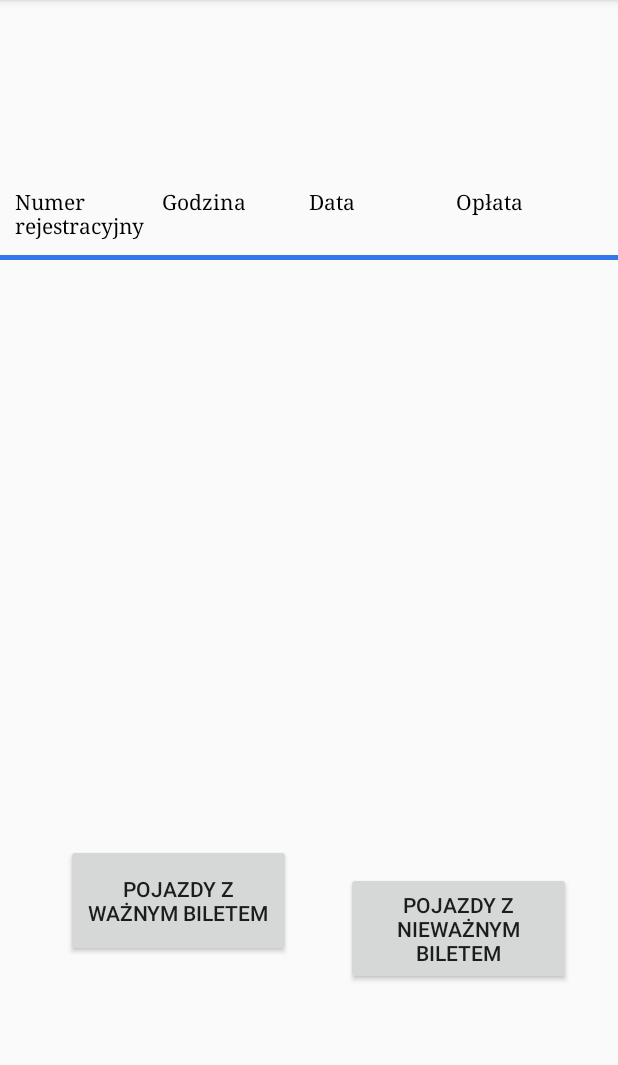
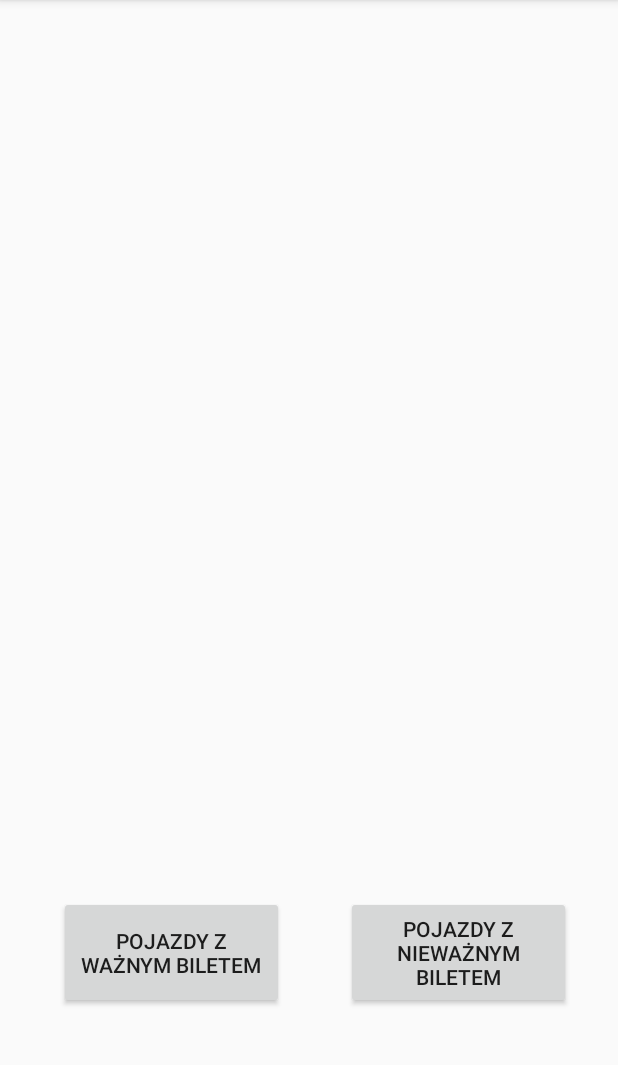
Before and after one commit to michalpolec/Parkomat, an Android app: the AdminScreen screen opened directly, with no data from a screen before it, on a phone screen of 412 x 824 dp, the part 84-1149 px from its top. Run offline under Robolectric (Android 15) with nearby library versions, the phone set to English and light mode, and no system bars.

Commit message:
Początek tabeli

```diff
--- a/app/src/main/java/com/example/parkomat/LoginActivity.java
+++ b/app/src/main/java/com/example/parkomat/LoginActivity.java
@@ -25,8 +25,8 @@ public class LoginActivity extends AppCompatActivity {
     static MainSQLiteDBHelper dbHelper;
     static SQLiteDatabase db;
 
-    private String correctLogin = "admin";
-    private String correctPassword = "admin";
+    private String correctLogin = "";
+    private String correctPassword = "";
 
     private void init(){
         dbHelper = new MainSQLiteDBHelper(getApplicationContext());
--- a/app/src/main/res/layout/activity_admin_screen.xml
+++ b/app/src/main/res/layout/activity_admin_screen.xml
@@ -6,111 +6,51 @@
     android:layout_height="match_parent"
     tools:context=".AdminScreen">
 
-    <TableLayout
-        android:layout_marginTop="10dp"
-        android:id="@+id/table_layout"
-        android:layout_width="match_parent"
-        android:layout_height="wrap_content">
-
-    </TableLayout>
-
     <Button
         android:id="@+id/validVehicle"
         android:layout_width="150dp"
         android:layout_height="75dp"
-        android:layout_marginStart="44dp"
-        android:layout_marginLeft="44dp"
-        android:layout_marginTop="388dp"
         android:text="Pojazdy z ważnym biletem"
         app:layout_constraintBottom_toBottomOf="parent"
-        app:layout_constraintEnd_toStartOf="@+id/invalidVehicle"
-        app:layout_constraintHorizontal_bias="0.0"
+        app:layout_constraintEnd_toEndOf="parent"
+        app:layout_constraintHorizontal_bias="0.149"
         app:layout_constraintStart_toStartOf="parent"
-        app:layout_constraintTop_toBottomOf="@+id/view"
-        app:layout_constraintVertical_bias="0.01" />
+        app:layout_constraintTop_toTopOf="parent"
+        app:layout_constraintVertical_bias="0.862" />
 
     <Button
         android:id="@+id/invalidVehicle"
         android:layout_width="150dp"
         android:layout_height="75dp"
-        android:layout_marginTop="236dp"
         android:text="Pojazdy z nieważnym biletem"
         app:layout_constraintBottom_toBottomOf="parent"
         app:layout_constraintEnd_toEndOf="parent"
         app:layout_constraintHorizontal_bias="0.881"
         app:layout_constraintStart_toStartOf="parent"
-        app:layout_constraintTop_toBottomOf="@+id/view"
-        app:layout_constraintVertical_bias="0.607" />
-
-    <TableRow
-        android:id="@+id/table_row1"
-        android:layout_width="match_parent"
-        android:layout_height="wrap_content"
-        android:padding="10dp"
-        app:layout_constraintBottom_toBottomOf="parent"
-        app:layout_constraintStart_toStartOf="parent"
         app:layout_constraintTop_toTopOf="parent"
-        app:layout_constraintVertical_bias="0.161">
-
-        <TextView
-            android:id="@+id/number"
-            android:layout_width="match_parent"
-            android:layout_height="wrap_content"
-            android:layout_weight="1"
-            android:fontFamily="serif"
-            android:text="Numer rejestracyjny"
-            android:textColor="#000" />
-
-        <TextView
-            android:id="@+id/hour"
-            android:layout_width="match_parent"
-            android:layout_height="wrap_content"
-            android:layout_weight="1"
-            android:fontFamily="serif"
-            android:text="Godzina"
-            android:textColor="#000" />
-
-        <TextView
-            android:id="@+id/date"
-            android:layout_width="match_parent"
-            android:layout_height="wrap_content"
-            android:layout_weight="1"
-            android:fontFamily="serif"
-            android:text="Data"
-            android:textColor="#000" />
-
-        <TextView
-            android:id="@+id/payment"
-            android:layout_width="match_parent"
-            android:layout_height="wrap_content"
-            android:layout_weight="1"
-            android:fontFamily="serif"
-            android:text="Opłata"
-            android:textColor="#000" />
-
-    </TableRow>
-
-    <View
-        android:id="@+id/view"
-        android:layout_width="match_parent"
-        android:layout_height="3dip"
-        android:background="#3477EB"
-        app:layout_constraintBottom_toBottomOf="parent"
-        app:layout_constraintEnd_toEndOf="parent"
-        app:layout_constraintHorizontal_bias="0.0"
-        app:layout_constraintStart_toStartOf="parent"
-        app:layout_constraintTop_toBottomOf="@+id/table_row1"
-        app:layout_constraintVertical_bias="0.0" />
+        app:layout_constraintVertical_bias="0.862" />
 
     <TextView
         android:id="@+id/titleOfTable"
         android:layout_width="348dp"
         android:layout_height="41dp"
+        android:layout_marginTop="28dp"
         android:textColor="#3477EB"
         android:textSize="24sp"
-        app:layout_constraintBottom_toTopOf="@+id/table_row1"
         app:layout_constraintEnd_toEndOf="parent"
+        app:layout_constraintHorizontal_bias="0.492"
         app:layout_constraintStart_toStartOf="parent"
         app:layout_constraintTop_toTopOf="parent" />
 
+    <TableLayout
+        android:id="@+id/table_layout"
+        android:layout_width="377dp"
+        android:layout_height="449dp"
+        app:layout_constraintBottom_toBottomOf="parent"
+        app:layout_constraintEnd_toEndOf="parent"
+        app:layout_constraintHorizontal_bias="0.529"
+        app:layout_constraintStart_toStartOf="parent"
+        app:layout_constraintTop_toTopOf="parent"
+        app:layout_constraintVertical_bias="0.308"/>
+
 </androidx.constraintlayout.widget.ConstraintLayout>
```
Also changed, not shown: app/src/main/java/com/example/parkomat/AdminScreen.java (+93 -15 lines).
